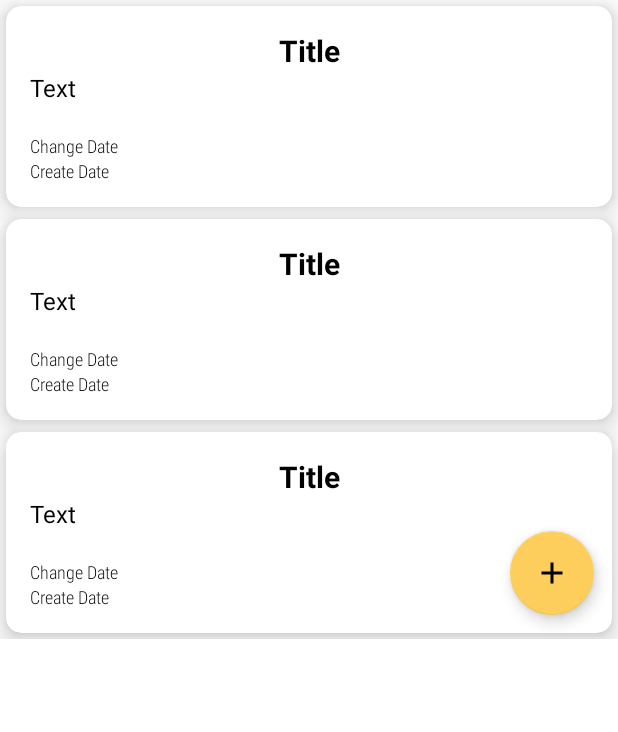
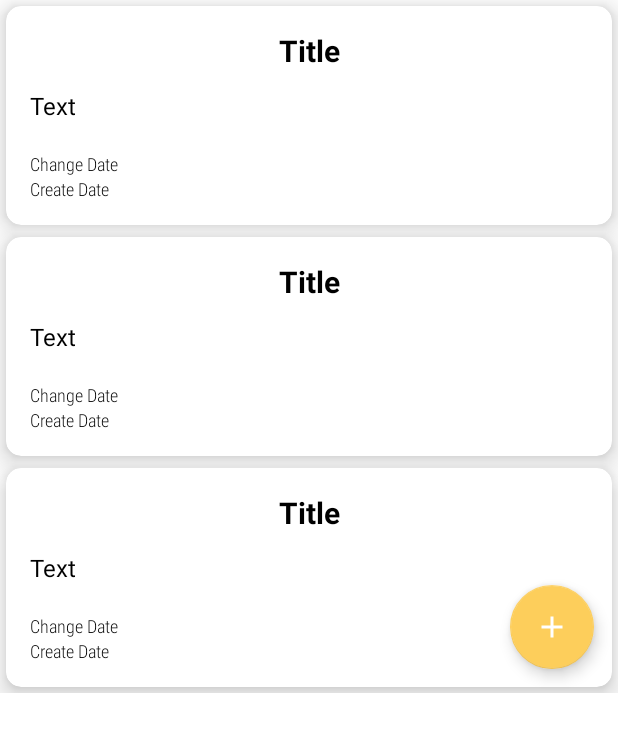
Before and after one commit to onodaHiroo/NotesApp, an Android app: the layout activity_main.xml on its own in the app's theme, with its tools: preview values and no code run, on a phone screen of 412 x 824 dp. Shown: the top 732 px of the screen. Run offline under Robolectric (Android 15) with nearby library versions, the phone set to English and light mode, and no system bars.

Commit message:
added space between title and text in note, formated the date in note and changed button color

```diff
--- a/app/src/main/res/layout/activity_main.xml
+++ b/app/src/main/res/layout/activity_main.xml
@@ -14,9 +14,10 @@
         android:layout_marginEnd="16dp"
         android:layout_marginBottom="16dp"
         android:clickable="true"
+        app:tint="@color/white"
+        app:backgroundTint="@color/yellow_actionbar"
         app:layout_constraintBottom_toBottomOf="parent"
         app:layout_constraintEnd_toEndOf="parent"
-        app:backgroundTint="@color/yellow_actionbar"
         app:srcCompat="@drawable/ic_baseline_add_24"
         tools:ignore="SpeakableTextPresentCheck">
 
--- a/app/src/main/res/layout/view_holder.xml
+++ b/app/src/main/res/layout/view_holder.xml
@@ -23,6 +23,10 @@
             android:textColor="#000000"
             android:textSize="20sp"
             android:textStyle="bold" />
+
+        <Space
+            android:layout_width="match_parent"
+            android:layout_height="12dp" />
 
         <TextView
             android:id="@+id/text"
```
Also changed, not shown: app/src/main/java/com/example/notes/views/MainActivity.kt (+5 -4 lines).
